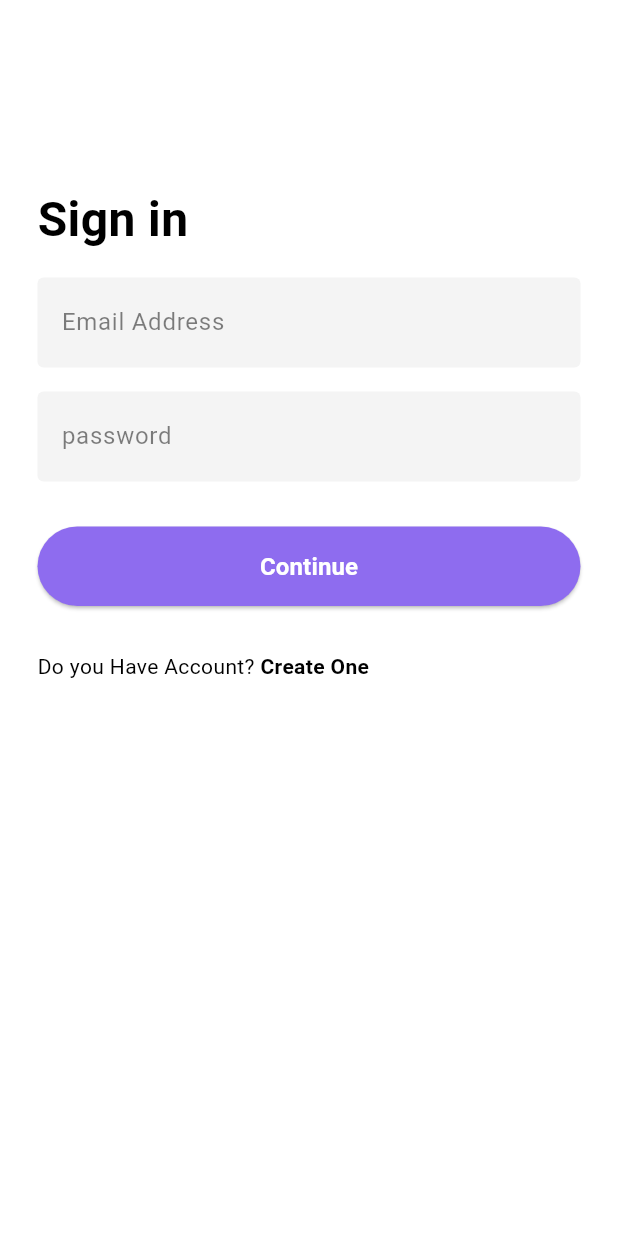
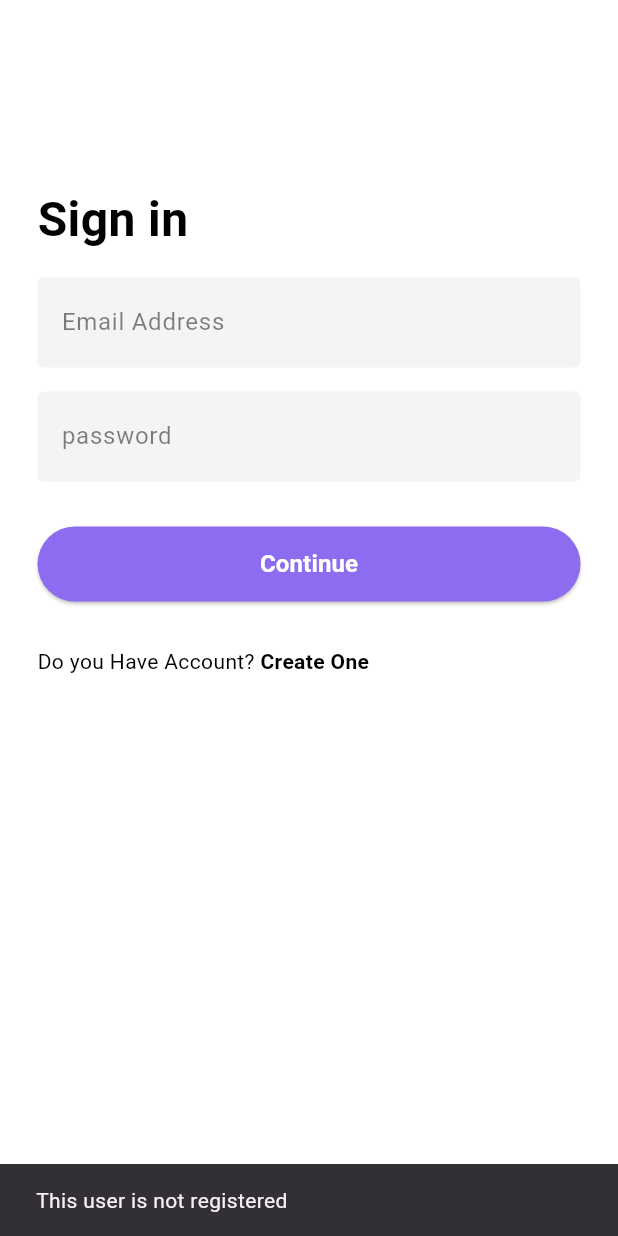
Before and after one commit to Primberdiyev/news_app, a Flutter app: the SignInPage screen opened by its route, after a tap on "Continue", on a phone screen of 412 x 824 dp. Run offline on Flutter 3.47's test engine with Material 3 defaults, Android fonts, the phone set to English and light mode, and no system bars; our stand-ins replace bloc, cached_network_image, flutter_bloc, hive, hive_flutter, isar; accounts and stored records are empty; generated files the repository leaves out were written again; network calls fail.

Commit message:
auth is working

```diff
--- /dev/null
+++ b/lib/core/services/hive_database_service.dart
@@ -0,0 +1,22 @@
+import 'package:hive_flutter/hive_flutter.dart';
+import 'package:news_app/features/auth/models/user_model.dart';
+import 'package:news_app/features/utils/app_texts.dart';
+import 'package:news_app/features/utils/constants.dart';
+
+class HiveDatabaseService {
+  static late final Box boxUsers;
+
+  Future<void> setUpHive() async {
+    await Hive.initFlutter();
+    Hive.registerAdapter(UserModelAdapter());
+    boxUsers = await Hive.openBox<UserModel>(AppTexts.userBox);
+  }
+
+  void writeToLocal({required UserModel userModel}) async {
+    boxUsers.put(Constants.userKey, userModel);
+  }
+
+  UserModel? getUserModel() {
+    return boxUsers.get(Constants.userKey);
+  }
+}
--- a/lib/core/services/database_service.dart
+++ b/lib/core/services/isar_database_service.dart
@@ -2,7 +2,7 @@ import 'package:isar/isar.dart';
 import 'package:news_app/features/home/models/article_model.dart';
 import 'package:path_provider/path_provider.dart';
 
-class DatabaseService {
+class IsarDatabaseService {
   static late final Isar isar;
 
   Future<void> init() async {
--- /dev/null
+++ b/lib/features/auth/bloc/auth_bloc.dart
@@ -0,0 +1,44 @@
+import 'package:bloc/bloc.dart';
+import 'package:meta/meta.dart';
+import 'package:news_app/core/services/hive_database_service.dart';
+import 'package:news_app/features/auth/models/user_model.dart';
+import 'package:news_app/features/utils/app_texts.dart';
+
+part 'auth_event.dart';
+part 'auth_state.dart';
+
+class AuthBloc extends Bloc<AuthEvent, AuthState> {
+  AuthBloc() : super(AuthInitial()) {
+    on<AuthEvent>((event, emit) {});
+    on<SignUpEvent>(signUp);
+    on<SignInEvent>(signIn);
+  }
+  final HiveDatabaseService hiveService = HiveDatabaseService();
+
+  void signUp(SignUpEvent event, Emitter<AuthState> emit) {
+    emit(AuthLoadingState());
+    try {
+      hiveService.writeToLocal(userModel: event.userModel);
+      emit(AuthSuccessState());
+    } catch (e) {
+      emit(AuthErrorState(errorMessage: e.toString()));
+    }
+  }
+
+  void signIn(SignInEvent event, Emitter<AuthState> emit) {
+    emit(AuthLoadingState());
+    try {
+      final UserModel? userModel = hiveService.getUserModel();
+      if (userModel == null ||
+          (userModel.email != event.email ||
+              userModel.password != event.password)) {
+        emit(AuthErrorState(errorMessage: AppTexts.notRegistered));
+        return;
+      }
+
+      emit(AuthSuccessState());
+    } catch (e) {
+      AuthErrorState(errorMessage: e.toString());
+    }
+  }
+}
--- /dev/null
+++ b/lib/features/auth/bloc/auth_event.dart
@@ -0,0 +1,22 @@
+part of 'auth_bloc.dart';
+
+@immutable
+abstract class AuthEvent {}
+
+class SignUpEvent extends AuthEvent {
+  SignUpEvent({
+    required this.userModel,
+  });
+
+  final UserModel userModel;
+}
+
+class SignInEvent extends AuthEvent {
+  SignInEvent({
+    required this.email,
+    required this.password,
+  });
+
+  final String email;
+  final String password;
+}
--- /dev/null
+++ b/lib/features/auth/bloc/auth_state.dart
@@ -0,0 +1,16 @@
+part of 'auth_bloc.dart';
+
+@immutable
+abstract class AuthState {}
+
+class AuthInitial extends AuthState {}
+
+class AuthSuccessState extends AuthState {}
+
+class AuthLoadingState extends AuthState {}
+
+class AuthErrorState extends AuthState {
+  AuthErrorState({required this.errorMessage});
+
+  final String errorMessage;
+}
--- /dev/null
+++ b/lib/features/auth/models/user_model.dart
@@ -0,0 +1,17 @@
+import 'package:hive/hive.dart';
+part 'user_model.g.dart';
+
+@HiveType(typeId: 1)
+class UserModel {
+  UserModel({
+    required this.firstName,
+    required this.email,
+    required this.password,
+  });
+  @HiveField(0)
+  String firstName;
+  @HiveField(1)
+  String email;
+  @HiveField(2)
+  String password;
+}
--- a/lib/features/auth/ui/sign_in_page.dart
+++ b/lib/features/auth/ui/sign_in_page.dart
@@ -1,7 +1,10 @@
 import 'package:flutter/material.dart';
+import 'package:flutter_bloc/flutter_bloc.dart';
 import 'package:news_app/core/ui_kit/custom_text_field.dart';
+import 'package:news_app/features/auth/bloc/auth_bloc.dart';
 import 'package:news_app/features/auth/widgets/continue_button.dart';
 import 'package:news_app/features/auth/widgets/question_text_widget.dart';
+import 'package:news_app/features/routes/name_routes.dart';
 import 'package:news_app/features/utils/app_colors.dart';
 import 'package:news_app/features/utils/app_text_styles.dart';
 import 'package:news_app/features/utils/app_texts.dart';
@@ -25,6 +28,16 @@ class _SignInPageState extends State<SignInPage> {
 
   @override
   Widget build(BuildContext context) {
+    return BlocConsumer<AuthBloc, AuthState>(
+      listener: (context, state) {
+        if (state is AuthSuccessState) {
+          Navigator.pushReplacementNamed(context, NameRoutes.home);
+        } else if (state is AuthErrorState) {
+          ScaffoldMessenger.of(context)
+              .showSnackBar(SnackBar(content: Text(AppTexts.notRegistered)));
+        }
+      },
+      builder: (context, state) {
         return Scaffold(
             backgroundColor: AppColors.white,
             body: ListView(
@@ -47,10 +60,18 @@ class _SignInPageState extends State<SignInPage> {
                   hintText: AppTexts.password,
                 ),
                 ContinueButton(
-              function: () {},
+                  function: () {
+                    context.read<AuthBloc>().add(SignInEvent(
+                          email: emailController.text,
+                          password: passwordController.text,
+                        ));
+                  },
+                  isLoading: state is AuthLoadingState,
                 ),
                 QuestionTextWidget(),
               ],
             ));
+      },
+    );
   }
 }
--- a/lib/features/auth/widgets/continue_button.dart
+++ b/lib/features/auth/widgets/continue_button.dart
@@ -4,22 +4,35 @@ import 'package:news_app/features/utils/app_text_styles.dart';
 import 'package:news_app/features/utils/app_texts.dart';
 
 class ContinueButton extends StatelessWidget {
-  const ContinueButton({super.key, required this.function});
+  const ContinueButton({
+    super.key,
+    required this.function,
+    required this.isLoading,
+  });
   final VoidCallback function;
+  final bool isLoading;
+
   @override
   Widget build(BuildContext context) {
+    final size = MediaQuery.of(context).size.width;
     return Padding(
       padding: const EdgeInsets.symmetric(vertical: 30),
       child: ElevatedButton(
         onPressed: function,
         style: ElevatedButton.styleFrom(
-            padding: EdgeInsets.symmetric(vertical: 15),
+            minimumSize: Size(size - 50, 50),
             backgroundColor: AppColors.primary),
-        child: Text(
-          AppTexts.continueText,
-          style: AppTextStyles.body16W400
-              .copyWith(color: AppColors.white, fontWeight: FontWeight.w600),
-        ),
+        child: !isLoading
+            ? Text(
+                AppTexts.continueText,
+                style: AppTextStyles.body16W400.copyWith(
+                    color: AppColors.white, fontWeight: FontWeight.w600),
+              )
+            : Center(
+                child: CircularProgressIndicator(
+                  color: AppColors.white,
+                ),
+              ),
       ),
     );
   }
--- a/lib/features/home/bloc/home_bloc.dart
+++ b/lib/features/home/bloc/home_bloc.dart
@@ -3,7 +3,7 @@ import 'dart:developer';
 import 'package:bloc/bloc.dart';
 import 'package:meta/meta.dart';
 import 'package:news_app/features/home/models/article_model.dart';
-import 'package:news_app/core/services/database_service.dart';
+import 'package:news_app/core/services/isar_database_service.dart';
 import 'package:news_app/features/home/repositories/news_repositories.dart';
 import 'package:news_app/features/utils/app_texts.dart';
 part 'home_event.dart';
@@ -18,7 +18,7 @@ class HomeBloc extends Bloc<HomeEvent, HomeState> {
   }
   List<Article>? allNews = [];
 
-  final DatabaseService databaseService = DatabaseService();
+  final IsarDatabaseService databaseService = IsarDatabaseService();
   final NewsRepositories newsRepositories = NewsRepositories();
 
   void getNewsEvent(GetNewsEvent event, Emitter<HomeState> emit) async {
--- a/lib/features/routes/app_routes.dart
+++ b/lib/features/routes/app_routes.dart
@@ -1,6 +1,7 @@
 import 'package:flutter/material.dart';
 import 'package:news_app/features/auth/ui/sign_in_page.dart';
 import 'package:news_app/features/auth/ui/sign_up_page.dart';
+import 'package:news_app/features/home/ui/home_page.dart';
 import 'package:news_app/features/routes/name_routes.dart';
 import 'package:news_app/features/splash/splash_page.dart';
 
@@ -10,6 +11,8 @@ Route onGenerateRoute(RouteSettings settings) {
       return MaterialPageRoute(builder: (context) => SignInPage());
     case NameRoutes.signUp:
       return MaterialPageRoute(builder: (context) => SignUpPage());
+    case NameRoutes.home:
+      return MaterialPageRoute(builder: (context) => HomePage());
   }
   return MaterialPageRoute(builder: (context) => SplashPage());
 }
--- /dev/null
+++ b/lib/features/splash/bloc/splash_bloc.dart
@@ -0,0 +1,28 @@
+import 'package:bloc/bloc.dart';
+import 'package:meta/meta.dart';
+import 'package:news_app/core/services/hive_database_service.dart';
+import 'package:news_app/features/auth/models/user_model.dart';
+
+part 'splash_event.dart';
+part 'splash_state.dart';
+
+class SplashBloc extends Bloc<SplashEvent, SplashState> {
+  SplashBloc() : super(SplashInitial()) {
+    on<SplashEvent>((event, emit) {});
+    on<CheckAuthStatusEvent>(checkAuthStatus);
+  }
+  final HiveDatabaseService hiveDatabaseService = HiveDatabaseService();
+  void checkAuthStatus(CheckAuthStatusEvent event, Emitter<SplashState> emit) {
+    emit(SplashLoading());
+    final UserModel? userModel = hiveDatabaseService.getUserModel();
+
+    try {
+      if (userModel == null) {
+        emit(UnRegistered());
+      }
+      emit(Registered());
+    } catch (_) {
+      emit(UnRegistered());
+    }
+  }
+}
--- /dev/null
+++ b/lib/features/splash/bloc/splash_event.dart
@@ -0,0 +1,6 @@
+part of 'splash_bloc.dart';
+
+@immutable
+abstract class SplashEvent {}
+
+class CheckAuthStatusEvent extends SplashEvent {}
--- /dev/null
+++ b/lib/features/splash/bloc/splash_state.dart
@@ -0,0 +1,12 @@
+part of 'splash_bloc.dart';
+
+@immutable
+abstract class SplashState {}
+
+class SplashInitial extends SplashState {}
+
+class UnRegistered extends SplashState {}
+
+class Registered extends SplashState {}
+
+class SplashLoading extends SplashState {}
--- a/lib/features/utils/app_texts.dart
+++ b/lib/features/utils/app_texts.dart
@@ -10,4 +10,6 @@ class AppTexts {
   static const String password = 'password';
   static const String firstName = 'FirstName';
   static const String lasttName = 'LastName';
+  static const String userBox = 'userBox';
+  static const String notRegistered = 'This user is not registered';
 }
--- a/lib/features/utils/constants.dart
+++ b/lib/features/utils/constants.dart
@@ -3,4 +3,5 @@ class Constants {
   static String key = 'abe046dac46348d4bd23f4053dc8ab06';
   static const errorImageUrl =
       'https://www.lifewire.com/thmb/5Y8ggTdQiyLdq9us-IMpsACJP-s=/1500x0/filters:no_upscale():max_bytes(150000):strip_icc()/alert-icon-5807a14f5f9b5805c2aa679c.PNG';
+  static const String userKey = 'userKey';
 }
--- a/lib/main.dart
+++ b/lib/main.dart
@@ -1,9 +1,11 @@
 import 'package:flutter/material.dart';
-import 'package:news_app/core/services/database_service.dart';
+import 'package:news_app/core/services/hive_database_service.dart';
+import 'package:news_app/core/services/isar_database_service.dart';
 import 'package:news_app/my_app.dart';
 
 void main() async {
   WidgetsFlutterBinding.ensureInitialized();
-  await DatabaseService().init();
+  await HiveDatabaseService().setUpHive();
+  await IsarDatabaseService().init();
   runApp(MyApp());
 }
--- a/pubspec.yaml
+++ b/pubspec.yaml
@@ -40,6 +40,8 @@ dependencies:
   url_launcher: ^6.3.1
   http: ^1.3.0
   modal_bottom_sheet: ^3.0.0
+  hive: ^2.2.3
+  hive_flutter: ^1.1.0
   flutter:
     sdk: flutter
 
@@ -49,6 +51,7 @@ dependencies:
 
 dev_dependencies:
   isar_generator: ^3.1.0+1
+  hive_generator: ^2.0.1
   flutter_test:
     sdk: flutter
 
```
Also changed, not shown: lib/features/auth/ui/sign_up_page.dart (+37 -6 lines), lib/features/splash/splash_page.dart (+18 -8 lines), lib/my_app.dart (+16 -4 lines), lib/features/auth/models/user_model.g.dart (added), pubspec.lock. Lines whose indentation alone changed are shown as unchanged.
